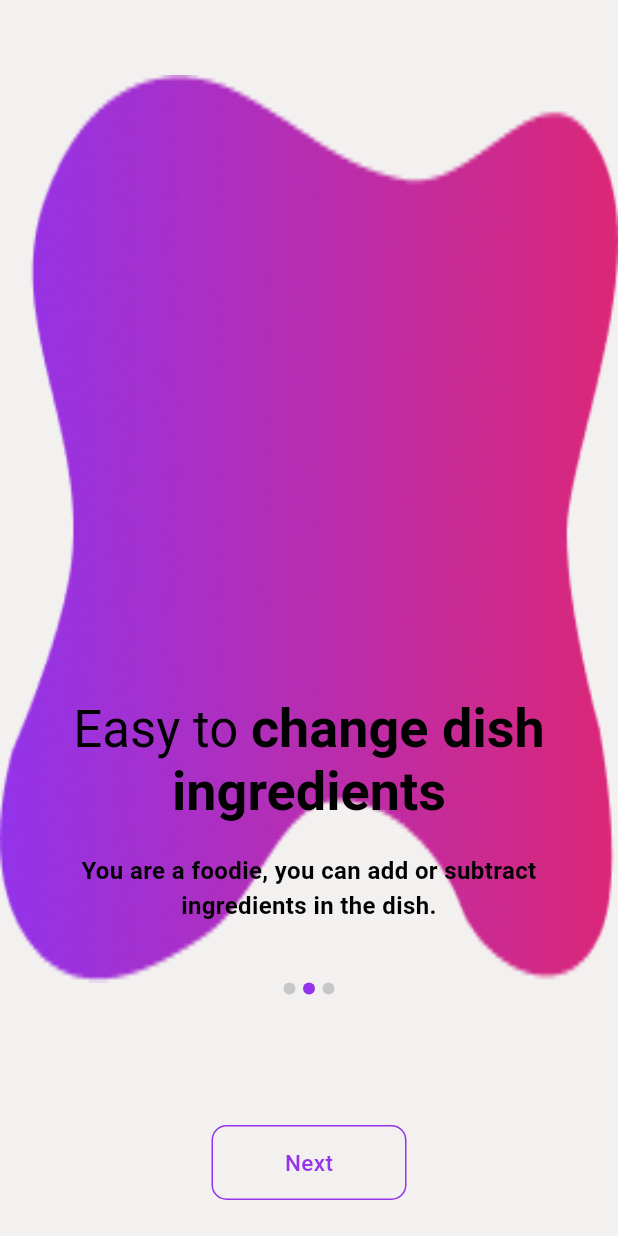
After one commit to Sokmeak/DICE-MobileApp, a Flutter app: the GuidelineScreen screen opened by its route, after a tap on "Next", on a phone screen of 412 x 824 dp. The commit adds this screen. Run offline on Flutter 3.47's test engine with Material 3 defaults, Android fonts, the phone set to English and light mode, and no system bars; drawn by our look-alikes of smooth_page_indicator; our stand-ins replace animate_do; Roboto replaces fonts that are missing (poppins-normal).

Commit message:
Guideline

```diff
--- /dev/null
+++ b/lib/core/data/onboarding.dart
@@ -0,0 +1,35 @@
+import 'package:product_dice/core/config/get_start_images.dart';
+
+class Onboarding {
+  String title1;
+  String title2;
+  String description;
+  String image;
+  Onboarding({
+    required this.title1,
+    required this.title2,
+    required this.description,
+    required this.image,
+  });
+}
+
+List<Onboarding> onboardingList = [
+  Onboarding(
+      title1: 'Diverse ',
+      title2: 'and fresh food',
+      description:
+          'With an extensive menu prepared by talented chefs, fresh quality food.',
+      image: AppStartImages.getStartImage1),
+  Onboarding(
+      title1: 'Easy to ',
+      title2: 'change dish ingredients',
+      description:
+          'You are a foodie, you can add or subtract ingredients in the dish.',
+      image: AppStartImages.getStartImage1),
+  Onboarding(
+      title1: 'Delivery ',
+      title2: 'Is given on time',
+      description:
+          'With an extensive menu prepared by talented chefs, fresh quality food.',
+      image: AppStartImages.getStartImage1)
+];
--- a/lib/core/routes/app_routes.dart
+++ b/lib/core/routes/app_routes.dart
@@ -2,6 +2,7 @@ import 'package:flutter/material.dart';
 import 'package:product_dice/features/auth/screens/get_start_screen.dart';
 import 'package:product_dice/features/auth/screens/sign_in_screen.dart';
 import 'package:product_dice/features/auth/screens/sign_up_screen.dart';
+import 'package:product_dice/features/guidelines/screens/guideline_screen.dart';
 import 'package:product_dice/features/landing/screens/landing_screen.dart';
 
 Route createFadeRoute(Widget page) {
@@ -30,6 +31,8 @@ Route<dynamic>? generateRoute(RouteSettings settings) {
       return createFadeRoute(const SignUpScreen());
     case '/landing':
       return createFadeRoute(const LandingScreen());
+    case '/guidelines':
+      return createFadeRoute(const GuidelineScreen());
     default:
       return null;
   }
--- a/lib/features/auth/screens/sign_in_screen.dart
+++ b/lib/features/auth/screens/sign_in_screen.dart
@@ -129,7 +129,7 @@ class _SignInScreenState extends State<SignInScreen> {
                 onPressed: () {
                   if (_formKey.currentState!.validate()) {
                     // Form is valid
-                    Navigator.of(context).pushNamed('/landing');
+                    Navigator.of(context).pushNamed('/guidelines');
                   } else {
                     // Invalid fields will show error
                     ScaffoldMessenger.of(context).showSnackBar(
@@ -142,13 +142,16 @@ class _SignInScreenState extends State<SignInScreen> {
               ),
 
               const SizedBox(height: 20),
-              Row(
-                mainAxisAlignment: MainAxisAlignment.center,
+              Wrap(
+                alignment: WrapAlignment.center,
+                crossAxisAlignment: WrapCrossAlignment.center,
+                spacing: 5,
                 children: [
-                  const Text(
+                  Text(
                     'Don\'t have an account?',
                     style: TextStyle(
-                      fontSize: 16,
+                      fontSize: MediaQuery.of(context).size.width *
+                          0.04, // responsive font
                       color: AppColors.grey,
                       fontFamily: 'poppins-normal',
                     ),
@@ -157,10 +160,11 @@ class _SignInScreenState extends State<SignInScreen> {
                     onPressed: () {
                       Navigator.of(context).pushNamed('/signup');
                     },
-                    child: const Text(
+                    child: Text(
                       'Sign Up',
                       style: TextStyle(
-                        fontSize: 16,
+                        fontSize: MediaQuery.of(context).size.width *
+                            0.04, // responsive font
                         color: AppColors.purple,
                         fontFamily: 'poppins-normal',
                       ),
@@ -168,6 +172,7 @@ class _SignInScreenState extends State<SignInScreen> {
                   ),
                 ],
               ),
+
               const SizedBox(height: 20),
               TextButton(
                 onPressed: () {
--- /dev/null
+++ b/lib/features/guidelines/screens/guideline_screen.dart
@@ -0,0 +1,76 @@
+import 'package:flutter/material.dart';
+import 'package:flutter/services.dart';
+import 'package:product_dice/core/data/onboarding.dart';
+import 'package:product_dice/core/theme/colors.dart';
+import 'package:product_dice/features/guidelines/widgets/custom_indicator.dart';
+import 'package:product_dice/features/guidelines/widgets/custom_outlined_button.dart';
+import 'package:product_dice/features/guidelines/widgets/on_boarding_card.dart';
+
+class GuidelineScreen extends StatefulWidget {
+  const GuidelineScreen({super.key});
+
+  @override
+  State<GuidelineScreen> createState() => _GuidelineScreenState();
+}
+
+class _GuidelineScreenState extends State<GuidelineScreen> {
+  PageController pageController = PageController();
+  double currentIndex = 0;
+
+  @override
+  Widget build(BuildContext context) {
+    SystemChrome.setSystemUIOverlayStyle(const SystemUiOverlayStyle(
+        statusBarColor: Colors.transparent,
+        statusBarBrightness: Brightness.dark,
+        statusBarIconBrightness: Brightness.dark));
+
+    return Scaffold(
+      backgroundColor: AppColors.background,
+      body: SafeArea(
+        child: Column(
+          children: [
+            const SizedBox(height: 50),
+            Expanded(
+              flex: 3,
+              child: PageView.builder(
+                itemCount: onboardingList.length,
+                controller: pageController,
+                onPageChanged: (value) {
+                  setState(() {
+                    currentIndex = value.toDouble();
+                  });
+                },
+                itemBuilder: (context, index) {
+                  return OnBoardingCard(
+                    index: index,
+                    onBoarding: onboardingList[index],
+                  );
+                },
+              ),
+            ),
+            CustomIndicator(position: currentIndex),
+            const SizedBox(height: 83),
+            CustomOutlinedButton(
+              width: 130,
+              height: 50,
+              borderRadius: 10,
+              onTap: () {
+                if (currentIndex == (onboardingList.length - 1)) {
+                } else {
+                  pageController.nextPage(
+                    duration: const Duration(milliseconds: 500),
+                    curve: Curves.ease,
+                  );
+                }
+              },
+              text: currentIndex == (onboardingList.length - 1)
+                  ? 'Get Started Now'
+                  : 'Next',
+            ),
+            const SizedBox(height: 20),
+          ],
+        ),
+      ),
+    );
+  }
+}
--- /dev/null
+++ b/lib/features/guidelines/widgets/custom_indicator.dart
@@ -0,0 +1,27 @@
+import 'package:flutter/material.dart';
+import 'package:product_dice/core/data/onboarding.dart';
+import 'package:product_dice/core/theme/colors.dart';
+import 'package:smooth_page_indicator/smooth_page_indicator.dart';
+
+class CustomIndicator extends StatelessWidget {
+  final double position;
+
+  const CustomIndicator({super.key, required this.position});
+
+  @override
+  Widget build(BuildContext context) {
+    return SmoothIndicator(
+      offset: position,
+      count: onboardingList.length,
+      size: const Size(8, 8),
+      effect: WormEffect(
+        dotWidth: 8,
+        dotHeight: 8,
+        spacing: 5,
+        dotColor: Colors.grey.withOpacity(0.5),
+        activeDotColor: AppColors.purple,
+        radius: 8,
+      ),
+    );
+  }
+}
--- /dev/null
+++ b/lib/features/guidelines/widgets/custom_outlined_button.dart
@@ -0,0 +1,95 @@
+import 'package:flutter/material.dart';
+import 'package:product_dice/core/theme/colors.dart';
+
+class CustomOutlinedButton extends StatefulWidget {
+  final VoidCallback onTap;
+  final String text;
+  final double? width;
+  final double? height;
+  final double? borderRadius;
+  final double? fontSize;
+  final Color? color;
+
+  const CustomOutlinedButton(
+      {super.key,
+      required this.onTap,
+      required this.text,
+      this.width,
+      this.height,
+      this.borderRadius,
+      this.fontSize,
+      this.color});
+
+  @override
+  State<CustomOutlinedButton> createState() => _CustomOutlinedButtonState();
+}
+
+class _CustomOutlinedButtonState extends State<CustomOutlinedButton>
+    with SingleTickerProviderStateMixin {
+  late AnimationController _controller;
+  final Duration _animationDuration = const Duration(milliseconds: 300);
+  final Tween<double> _tween = Tween<double>(begin: 1.0, end: 0.95);
+
+  @override
+  void initState() {
+    _controller = AnimationController(
+      vsync: this,
+      duration: _animationDuration,
+    )..addListener(() {
+        setState(() {});
+      });
+    super.initState();
+  }
+
+  @override
+  void dispose() {
+    _controller.dispose();
+    super.dispose();
+  }
+
+  @override
+  Widget build(BuildContext context) {
+    return GestureDetector(
+      onTap: () {
+        _controller.forward().then((_) {
+          _controller.reverse();
+        });
+        widget.onTap();
+      },
+      child: ScaleTransition(
+        scale: _tween.animate(
+          CurvedAnimation(
+            parent: _controller,
+            curve: Curves.easeOut,
+            reverseCurve: Curves.easeIn,
+          ),
+        ),
+        child: Card(
+          elevation: 0,
+          color: Colors.transparent,
+          shape: RoundedRectangleBorder(
+            borderRadius: BorderRadius.circular(100),
+          ),
+          child: Container(
+            height: widget.height ?? 55,
+            alignment: Alignment.center,
+            width: widget.width ?? double.maxFinite,
+            decoration: BoxDecoration(
+              border: Border.all(color: widget.color ?? AppColors.purple),
+              borderRadius: BorderRadius.circular(
+                widget.borderRadius ?? 20,
+              ),
+            ),
+            child: Text(
+              widget.text,
+              style: TextStyle(
+                  color: widget.color ?? AppColors.purple,
+                  fontSize: widget.fontSize ?? 15,
+                  fontWeight: FontWeight.w500),
+            ),
+          ),
+        ),
+      ),
+    );
+  }
+}
--- /dev/null
+++ b/lib/features/guidelines/widgets/on_boarding_card.dart
@@ -0,0 +1,58 @@
+import 'package:animate_do/animate_do.dart';
+import 'package:flutter/material.dart';
+import 'package:product_dice/core/data/onboarding.dart';
+import 'package:product_dice/core/theme/colors.dart';
+
+class OnBoardingCard extends StatelessWidget {
+  final Onboarding onBoarding;
+  final int index;
+
+  const OnBoardingCard(
+      {super.key, required this.onBoarding, required this.index});
+
+  @override
+  Widget build(BuildContext context) {
+    return FadeInDown(
+      duration: const Duration(milliseconds: 1400),
+      child: Container(
+        padding: const EdgeInsets.symmetric(horizontal: 30),
+        decoration: BoxDecoration(
+            image: DecorationImage(
+                image: AssetImage(onBoarding.image), fit: BoxFit.fill)),
+        child: Column(
+          children: [
+            const Spacer(),
+            RichText(
+              textAlign: TextAlign.center,
+              text: TextSpan(
+                  text: onBoarding.title1,
+                  style: const TextStyle(
+                      fontSize: 34,
+                      fontFamily: 'poppins-normal',
+                      fontWeight: FontWeight.w400,
+                      color: AppColors.black),
+                  children: [
+                    TextSpan(
+                      text: onBoarding.title2,
+                      style: const TextStyle(
+                          fontWeight: FontWeight.w700, fontSize: 36),
+                    )
+                  ]),
+            ),
+            const SizedBox(height: 20),
+            Text(
+              onBoarding.description,
+              style: const TextStyle(
+                  fontSize: 16,
+                  fontWeight: FontWeight.w600,
+                  fontFamily: 'poppins-normal',
+                  color: AppColors.black),
+              textAlign: TextAlign.center,
+            ),
+            const SizedBox(height: 40),
+          ],
+        ),
+      ),
+    );
+  }
+}
--- a/pubspec.yaml
+++ b/pubspec.yaml
@@ -36,6 +36,7 @@ dependencies:
   cupertino_icons: ^1.0.6
   animate_do: ^4.2.0
   flutter_svg: ^2.1.0
+  smooth_page_indicator: ^1.2.1
 
 dev_dependencies:
   flutter_test:
```
Also changed, not shown: pubspec.lock.
